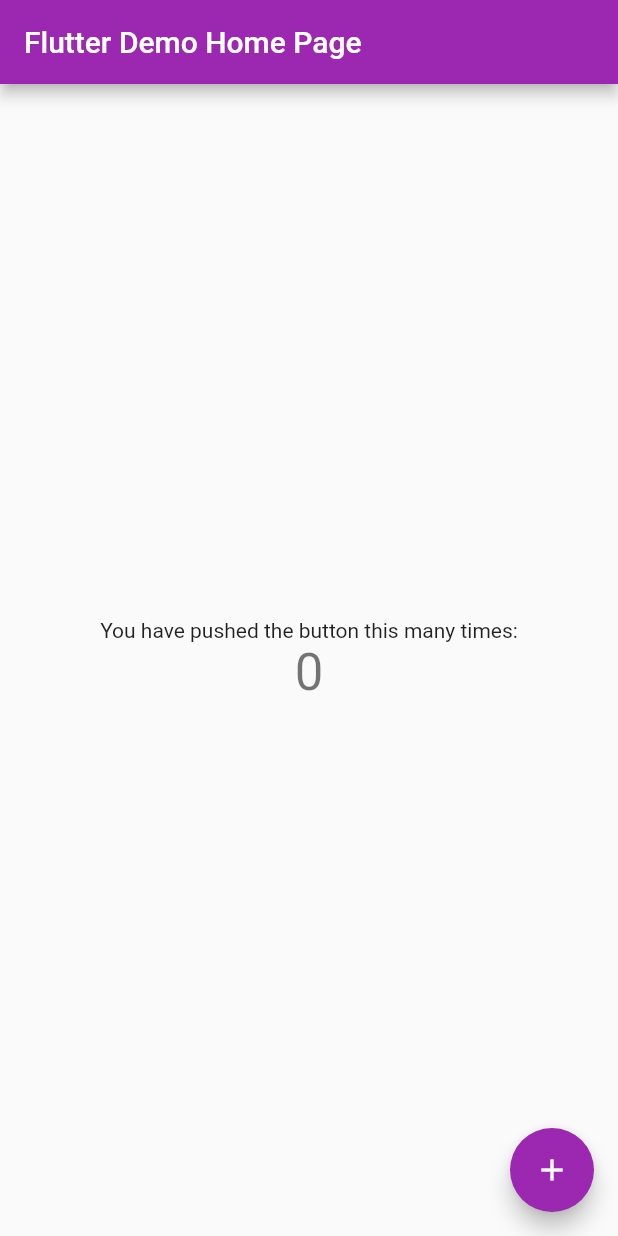
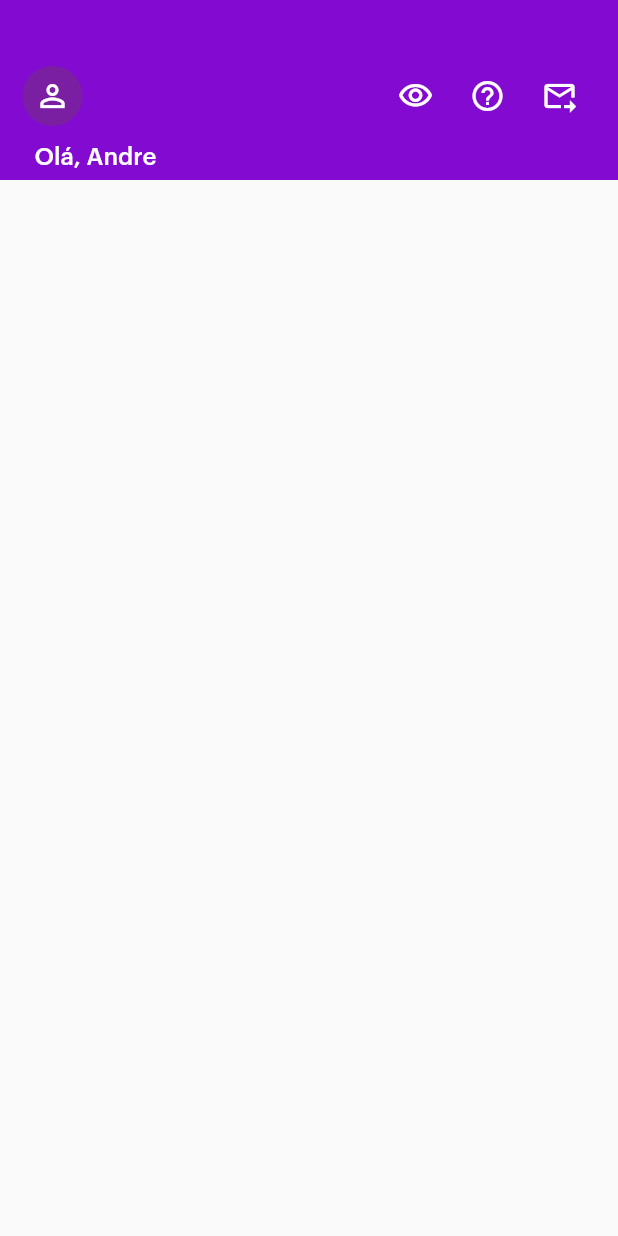
Before and after one commit to andrekubotsu/flutter-nubank-ui-clone, a Flutter app: the screen it shows after launch, on a phone screen of 412 x 824 dp. Run offline on Flutter 3.47's test engine with Material 2 defaults, Android fonts, the phone set to English and light mode, and no system bars.

Commit message:
added: splash page and appbar to home page

```diff
--- a/lib/app.dart
+++ b/lib/app.dart
@@ -1,4 +1,5 @@
 import 'package:flutter/material.dart';
+import 'package:nubank_ui_clone/modules/splash/splash_page.dart';
 
 import 'modules/home/home_page.dart';
 
@@ -10,7 +11,7 @@
       theme: ThemeData(
         primarySwatch: Colors.purple,
       ),
-      home: MyHomePage(title: 'Flutter Demo Home Page'),
+      home: HomePage(),
     );
   }
 }
--- a/lib/modules/home/home_page.dart
+++ b/lib/modules/home/home_page.dart
@@ -1,50 +1,92 @@
 import 'package:flutter/material.dart';
+import 'package:nubank_ui_clone/shared/constants/app_colors.dart';
 
-class MyHomePage extends StatefulWidget {
-  MyHomePage({Key? key, required this.title}) : super(key: key);
-
-  final String title;
+class HomePage extends StatefulWidget {
+  HomePage({Key? key}) : super(key: key);
 
   @override
-  _MyHomePageState createState() => _MyHomePageState();
+  _HomePageState createState() => _HomePageState();
 }
 
-class _MyHomePageState extends State<MyHomePage> {
-  int _counter = 0;
-
-  void _incrementCounter() {
-    setState(() {
-      _counter++;
-    });
-  }
-
+class _HomePageState extends State<HomePage> {
   @override
   Widget build(BuildContext context) {
-    //
-    return Scaffold(
-      appBar: AppBar(
-        title: Text(widget.title),
-      ),
-      body: Center(
-        child: Column(
-          //
-          //
-          mainAxisAlignment: MainAxisAlignment.center,
-          children: <Widget>[
-            Text(
-              'You have pushed the button this many times:',
+    final mediaSize = MediaQuery.of(context).size;
+
+    return SafeArea(
+      top: false,
+      bottom: true,
+      child: Scaffold(
+        appBar: PreferredSize(
+          child: Container(
+            color: AppColors.purple,
+            child: Padding(
+              padding: const EdgeInsets.fromLTRB(15, 40, 15, 10),
+              child: Column(
+                mainAxisAlignment: MainAxisAlignment.spaceBetween,
+                children: [
+                  Row(
+                    mainAxisAlignment: MainAxisAlignment.spaceBetween,
+                    children: [
+                      Stack(
+                        alignment: Alignment.center,
+                        children: [
+                          CircleAvatar(),
+                          Icon(
+                            Icons.person_outline_sharp,
+                            color: AppColors.white,
+                          )
+                        ],
+                      ),
+                      Row(
+                        mainAxisSize: MainAxisSize.min,
+                        children: [
+                          IconButton(
+                            onPressed: () {},
+                            icon: Icon(
+                              Icons.visibility_outlined,
+                              color: AppColors.white,
+                            ),
+                          ),
+                          IconButton(
+                            onPressed: () {},
+                            icon: Icon(
+                              Icons.help_outline,
+                              color: AppColors.white,
+                            ),
+                          ),
+                          IconButton(
+                            onPressed: () {},
+                            icon: Icon(
+                              Icons.forward_to_inbox,
+                              color: AppColors.white,
+                            ),
+                          ),
+                        ],
+                      ),
+                    ],
+                  ),
+                  Padding(
+                    padding: const EdgeInsets.all(8.0),
+                    child: Row(
+                      children: [
+                        Text(
+                          'Olá, Andre',
+                          style: TextStyle(
+                              color: AppColors.white,
+                              fontSize: 16,
+                              fontFamily: 'Graphik',
+                              fontWeight: FontWeight.w500),
+                        )
+                      ],
+                    ),
+                  )
+                ],
+              ),
             ),
-            Text(
-              '$_counter',
-              style: Theme.of(context).textTheme.headline4,
-            ),
-          ],
+          ),
+          preferredSize: Size(mediaSize.width, 120),
         ),
-      ),
-      floatingActionButton: FloatingActionButton(
-        onPressed: _incrementCounter,
-        tooltip: 'Increment',
-        child: Icon(Icons.add),
       ),
     );
   }
```
Also changed, not shown: lib/modules/splash/splash_page.dart (+37 -2 lines), pubspec.yaml (+5 -5 lines).
